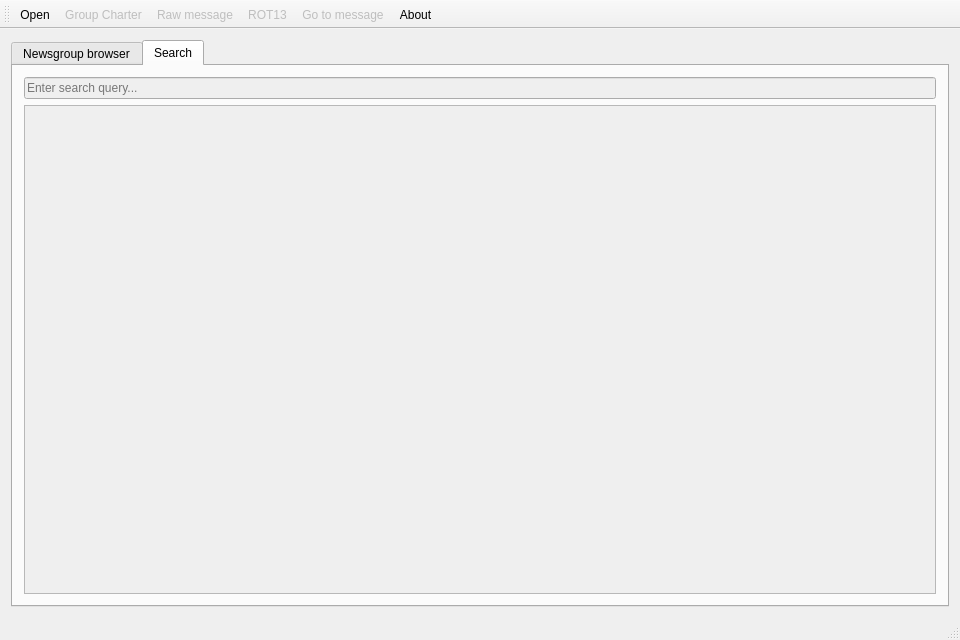
Before: the Qt Designer form browser/browser.ui in wolfpld/usenetarchive, drawn with Qt 5.
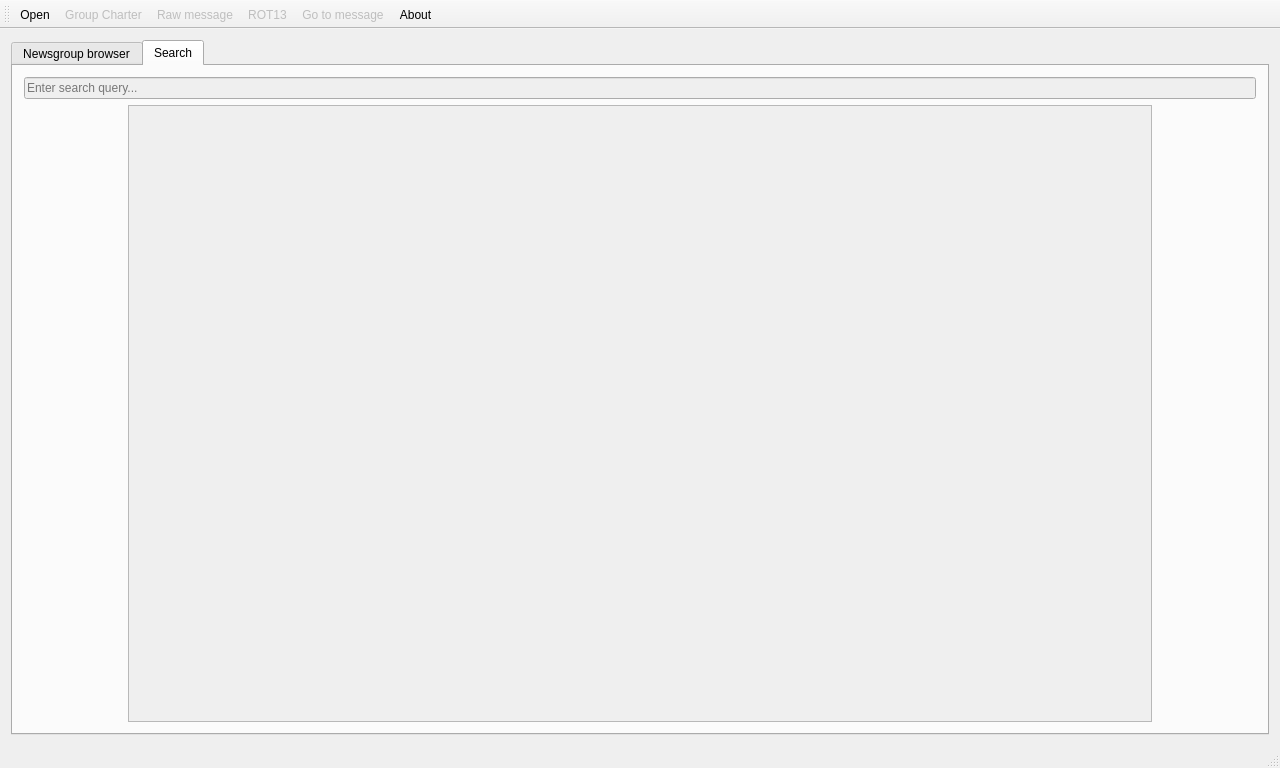
After: the same form once the commit is applied. The open tabs and pages were chosen to show the change.

Commit message: Enlarge main window.

Patch:
```diff
--- a/browser/browser.ui
+++ b/browser/browser.ui
@@ -6,8 +6,8 @@
    <rect>
     <x>0</x>
     <y>0</y>
-    <width>960</width>
-    <height>640</height>
+    <width>1280</width>
+    <height>768</height>
    </rect>
   </property>
   <property name="minimumSize">
@@ -128,8 +128,8 @@
                 <rect>
                  <x>0</x>
                  <y>0</y>
-                 <width>914</width>
-                 <height>493</height>
+                 <width>1022</width>
+                 <height>621</height>
                 </rect>
                </property>
                <layout class="QGridLayout" name="gridLayout_4">
```
